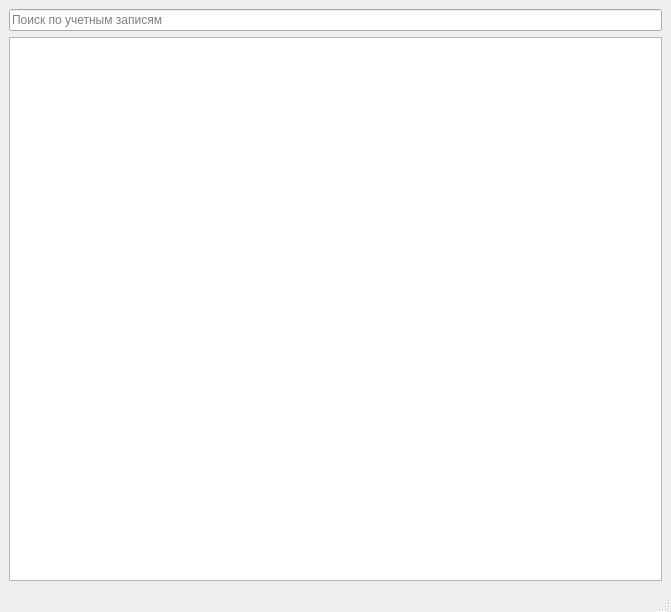
Old version of the form mainwindow.ui in the repository Ekaterine65/221-329_Ivanova.
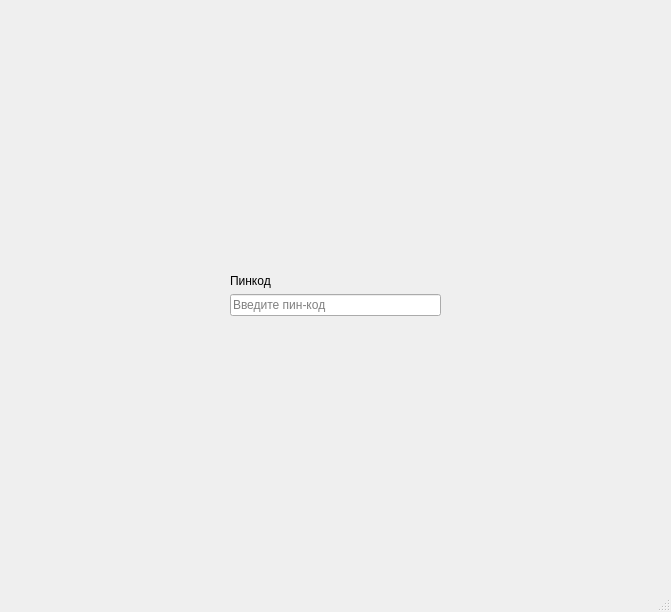
New version of the form.

The edit to the form file:
```diff
--- a/mainwindow.ui
+++ b/mainwindow.ui
@@ -14,20 +14,115 @@
    <string>MainWindow</string>
   </property>
   <widget class="QWidget" name="centralwidget">
-   <layout class="QVBoxLayout" name="verticalLayout">
-    <item>
-     <widget class="QLineEdit" name="lineEdit">
-      <property name="placeholderText">
-       <string>Поиск по учетным записям</string>
+   <layout class="QGridLayout" name="gridLayout_2">
+    <item row="0" column="0">
+     <widget class="QStackedWidget" name="stackedWidget">
+      <property name="currentIndex">
+       <number>0</number>
       </property>
-      <property name="clearButtonEnabled">
-       <bool>true</bool>
-      </property>
+      <widget class="QWidget" name="pageLogin">
+       <layout class="QGridLayout" name="gridLayout">
+        <item row="2" column="1">
+         <widget class="QLineEdit" name="editPin">
+          <property name="echoMode">
+           <enum>QLineEdit::Password</enum>
+          </property>
+          <property name="placeholderText">
+           <string>Введите пин-код</string>
+          </property>
+         </widget>
+        </item>
+        <item row="3" column="1">
+         <spacer name="verticalSpacer_2">
+          <property name="orientation">
+           <enum>Qt::Vertical</enum>
+          </property>
+          <property name="sizeHint" stdset="0">
+           <size>
+            <width>20</width>
+            <height>40</height>
+           </size>
+          </property>
+         </spacer>
+        </item>
+        <item row="0" column="1">
+         <spacer name="verticalSpacer">
+          <property name="orientation">
+           <enum>Qt::Vertical</enum>
+          </property>
+          <property name="sizeHint" stdset="0">
+           <size>
+            <width>20</width>
+            <height>40</height>
+           </size>
+          </property>
+         </spacer>
+        </item>
+        <item row="2" column="0">
+         <spacer name="horizontalSpacer">
+          <property name="orientation">
+           <enum>Qt::Horizontal</enum>
+          </property>
+          <property name="sizeHint" stdset="0">
+           <size>
+            <width>40</width>
+            <height>20</height>
+           </size>
+          </property>
+         </spacer>
+        </item>
+        <item row="1" column="1">
+         <widget class="QLabel" name="labLogin">
+          <property name="text">
+           <string>Пинкод</string>
+          </property>
+         </widget>
+        </item>
+        <item row="2" column="2">
+         <spacer name="horizontalSpacer_2">
+          <property name="orientation">
+           <enum>Qt::Horizontal</enum>
+          </property>
+          <property name="sizeHint" stdset="0">
+           <size>
+            <width>40</width>
+            <height>20</height>
+           </size>
+          </property>
+         </spacer>
+        </item>
+       </layout>
+      </widget>
+      <widget class="QWidget" name="pageNext">
+       <widget class="QLineEdit" name="lineEdit">
+        <property name="geometry">
+         <rect>
+          <x>0</x>
+          <y>50</y>
+          <width>649</width>
+          <height>25</height>
+         </rect>
+        </property>
+        <property name="placeholderText">
+         <string>Поиск по учетным записям</string>
+        </property>
+        <property name="clearButtonEnabled">
+         <bool>true</bool>
+        </property>
+       </widget>
+       <widget class="QListWidget" name="listWidget">
+        <property name="geometry">
+         <rect>
+          <x>-10</x>
+          <y>90</y>
+          <width>649</width>
+          <height>461</height>
+         </rect>
+        </property>
+       </widget>
+      </widget>
      </widget>
     </item>
-    <item>
-     <widget class="QListWidget" name="listWidget"/>
-    </item>
    </layout>
   </widget>
   <widget class="QMenuBar" name="menubar">
```
